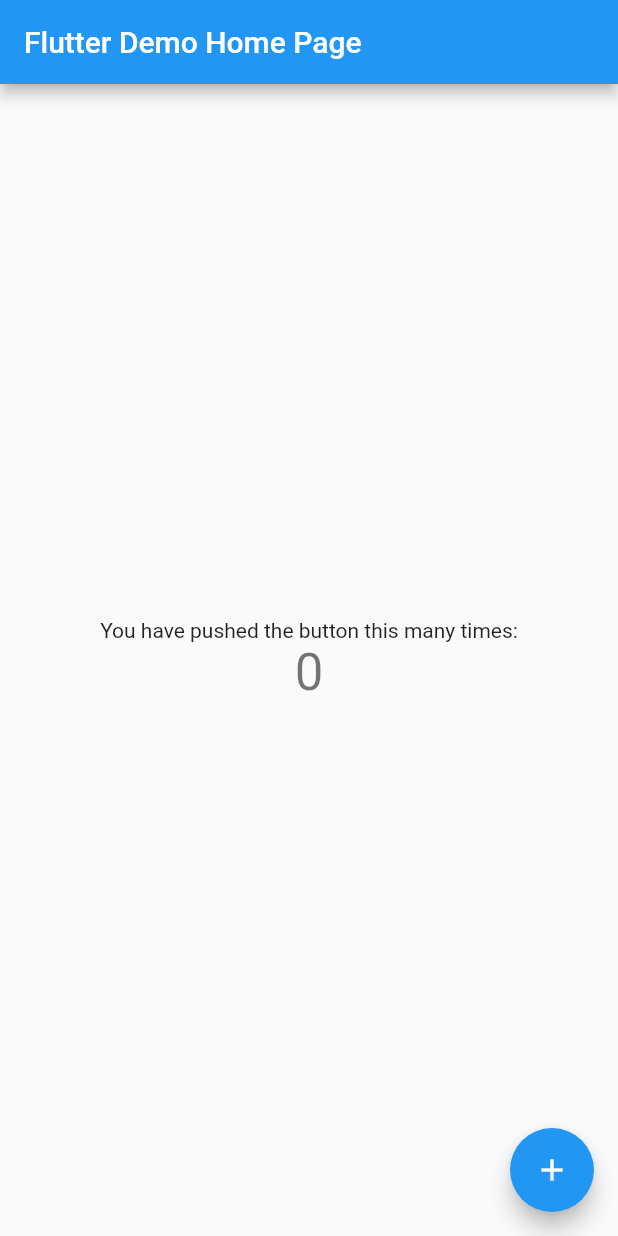
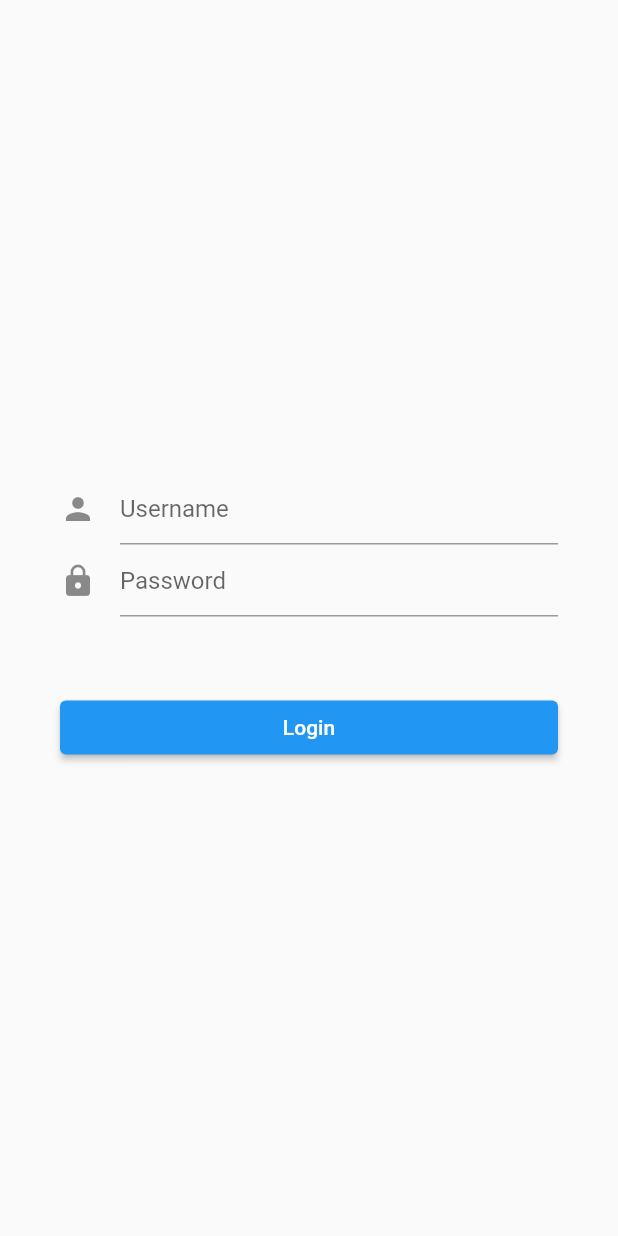
Before and after one commit to yathu/flutter_aws_social_media_app, a Flutter app: the screen it shows after launch, on a phone screen of 412 x 824 dp. Run offline on Flutter 3.47's test engine with Material 2 defaults, Android fonts, the phone set to English and light mode, and no system bars.

Commit message:
loginForm Created

```diff
--- /dev/null
+++ b/lib/Auth/login_view.dart
@@ -0,0 +1,57 @@
+import 'package:flutter/cupertino.dart';
+import 'package:flutter/material.dart';
+
+class LoginView extends StatelessWidget{
+
+  @override
+  Widget build(BuildContext context) {
+    return Scaffold(
+      body: SafeArea(
+        child: _loginForm(),
+      ),
+    );
+  }
+
+  Widget _loginForm(){
+    return Form(child: Padding(
+      padding: EdgeInsets.symmetric(horizontal: 40),
+      child: Column(
+        mainAxisAlignment: MainAxisAlignment.center,
+        crossAxisAlignment: CrossAxisAlignment.center,
+        children: [
+          _usernameField(),
+          _passwordField(),
+          _loginButton(),
+        ],
+      ),
+    )
+    );
+  }
+
+  Widget _passwordField(){
+    return TextFormField(
+      obscureText: true,
+      decoration: InputDecoration(
+        icon: Icon(Icons.https),
+        hintText: 'Password',
+      ),
+    );
+  }
+
+  Widget _usernameField(){
+    return TextFormField(
+      decoration: InputDecoration(
+        icon: Icon(Icons.person),
+        hintText: 'Username',
+      ),
+    );
+  }
+
+  Widget _loginButton(){
+    return Container(
+      width: double.infinity,
+      margin: EdgeInsets.only(top: 50),
+      child: ElevatedButton(onPressed: (){}, child: Text('Login')),
+    );
+  }
+}
--- a/lib/main.dart
+++ b/lib/main.dart
@@ -1,4 +1,5 @@
 import 'package:flutter/material.dart';
+import 'package:whfms_mobile_app/Auth/login_view.dart';
 
 void main() {
   runApp(MyApp());
@@ -9,105 +10,7 @@ class MyApp extends StatelessWidget {
   @override
   Widget build(BuildContext context) {
     return MaterialApp(
-      title: 'Flutter Demo',
-      theme: ThemeData(
-        // This is the theme of your application.
-        //
-        // Try running your application with "flutter run". You'll see the
-        // application has a blue toolbar. Then, without quitting the app, try
-        // changing the primarySwatch below to Colors.green and then invoke
-        // "hot reload" (press "r" in the console where you ran "flutter run",
-        // or simply save your changes to "hot reload" in a Flutter IDE).
-        // Notice that the counter didn't reset back to zero; the application
-        // is not restarted.
-        primarySwatch: Colors.blue,
-      ),
-      home: MyHomePage(title: 'Flutter Demo Home Page'),
+      home: LoginView(),
     );
   }
 }
-
-class MyHomePage extends StatefulWidget {
-  MyHomePage({Key key, this.title}) : super(key: key);
-
-  // This widget is the home page of your application. It is stateful, meaning
-  // that it has a State object (defined below) that contains fields that affect
-  // how it looks.
-
-  // This class is the configuration for the state. It holds the values (in this
-  // case the title) provided by the parent (in this case the App widget) and
-  // used by the build method of the State. Fields in a Widget subclass are
-  // always marked "final".
-
-  final String title;
-
-  @override
-  _MyHomePageState createState() => _MyHomePageState();
-}
-
-class _MyHomePageState extends State<MyHomePage> {
-  int _counter = 0;
-
-  void _incrementCounter() {
-    setState(() {
-      // This call to setState tells the Flutter framework that something has
-      // changed in this State, which causes it to rerun the build method below
-      // so that the display can reflect the updated values. If we changed
-      // _counter without calling setState(), then the build method would not be
-      // called again, and so nothing would appear to happen.
-      _counter++;
-    });
-  }
-
-  @override
-  Widget build(BuildContext context) {
-    // This method is rerun every time setState is called, for instance as done
-    // by the _incrementCounter method above.
-    //
-    // The Flutter framework has been optimized to make rerunning build methods
-    // fast, so that you can just rebuild anything that needs updating rather
-    // than having to individually change instances of widgets.
-    return Scaffold(
-      appBar: AppBar(
-        // Here we take the value from the MyHomePage object that was created by
-        // the App.build method, and use it to set our appbar title.
-        title: Text(widget.title),
-      ),
-      body: Center(
-        // Center is a layout widget. It takes a single child and positions it
-        // in the middle of the parent.
-        child: Column(
-          // Column is also a layout widget. It takes a list of children and
-          // arranges them vertically. By default, it sizes itself to fit its
-          // children horizontally, and tries to be as tall as its parent.
-          //
-          // Invoke "debug painting" (press "p" in the console, choose the
-          // "Toggle Debug Paint" action from the Flutter Inspector in Android
-          // Studio, or the "Toggle Debug Paint" command in Visual Studio Code)
-          // to see the wireframe for each widget.
-          //
-          // Column has various properties to control how it sizes itself and
-          // how it positions its children. Here we use mainAxisAlignment to
-          // center the children vertically; the main axis here is the vertical
-          // axis because Columns are vertical (the cross axis would be
-          // horizontal).
-          mainAxisAlignment: MainAxisAlignment.center,
-          children: <Widget>[
-            Text(
-              'You have pushed the button this many times:',
-            ),
-            Text(
-              '$_counter',
-              style: Theme.of(context).textTheme.headline4,
-            ),
-          ],
-        ),
-      ),
-      floatingActionButton: FloatingActionButton(
-        onPressed: _incrementCounter,
-        tooltip: 'Increment',
-        child: Icon(Icons.add),
-      ), // This trailing comma makes auto-formatting nicer for build methods.
-    );
-  }
-}
```
